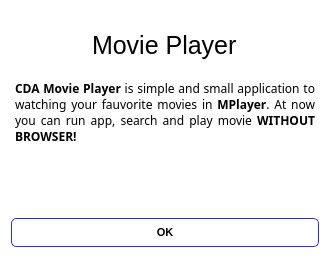
Qt form infodialog.ui (wernix/CDAMoviePlayer) before a commit.
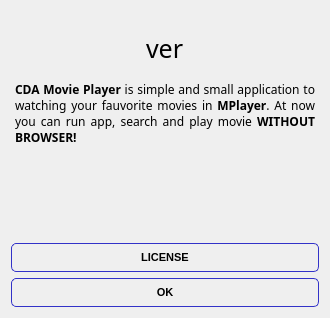
The same form after that commit. Icons and pictures are not drawn.

Commit message: upgrade about/info && add LGPL license

The edit to the form file:
```diff
--- a/infodialog.ui
+++ b/infodialog.ui
@@ -7,18 +7,12 @@
     <x>0</x>
     <y>0</y>
     <width>330</width>
-    <height>258</height>
+    <height>318</height>
    </rect>
   </property>
   <property name="windowTitle">
    <string>Information</string>
   </property>
-  <property name="styleSheet">
-   <string notr="true">QDialog
-{
-background-color: rgb(255,255,255);
-}</string>
-  </property>
   <layout class="QVBoxLayout" name="verticalLayout_2">
    <item alignment="Qt::AlignHCenter">
     <widget class="QLabel" name="logo">
@@ -55,7 +49,7 @@
     <widget class="QLabel" name="app_name">
      <property name="font">
       <font>
-       <family>Ubuntu</family>
+       <family>Sans Serif</family>
        <pointsize>19</pointsize>
        <weight>50</weight>
        <bold>false</bold>
@@ -65,7 +59,7 @@
       <bool>false</bool>
      </property>
      <property name="text">
-      <string>Movie Player</string>
+      <string>ver</string>
      </property>
     </widget>
    </item>
@@ -80,7 +74,7 @@
      <property name="sizeHint" stdset="0">
       <size>
        <width>20</width>
-       <height>10</height>
+       <height>5</height>
       </size>
      </property>
     </spacer>
@@ -146,6 +140,29 @@
      </item>
     </layout>
    </item>
+   <item>
+    <widget class="QPushButton" name="license_button">
+     <property name="font">
+      <font>
+       <family>Ubuntu</family>
+       <pointsize>8</pointsize>
+       <weight>75</weight>
+       <bold>true</bold>
+      </font>
+     </property>
+     <property name="styleSheet">
+      <string notr="true">QPushButton 
+{
+border: 1px solid rgb(50,50,200);
+border-radius: 5px;
+padding: 7px; 
+}</string>
+     </property>
+     <property name="text">
+      <string>LICENSE</string>
+     </property>
+    </widget>
+   </item>
    <item>
     <widget class="QPushButton" name="ok_button">
      <property name="font">
```
Left out of the diff: 6 changed lines with no effect on the pictures. The commit also changes 11 other files.
